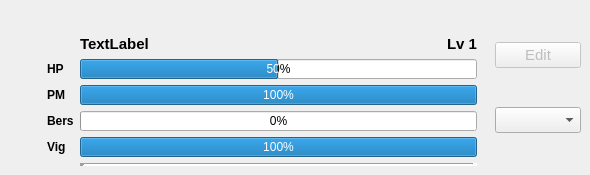
Qt form app/view/forms/heropanel.ui (r0nd0ud0u/qt-rpg) before a commit.
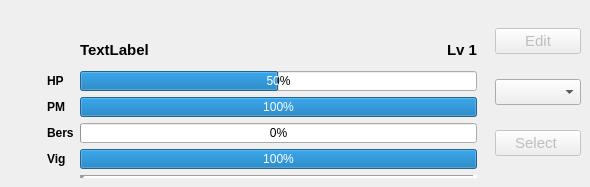
The same form after that commit. Custom widgets are drawn as their Qt base class.

Commit message: in game choice character: select hero panel + select/unselect heroes to play

What changed in the file:
```diff
--- a/app/view/forms/heropanel.ui
+++ b/app/view/forms/heropanel.ui
@@ -7,7 +7,7 @@
     <x>0</x>
     <y>0</y>
     <width>590</width>
-    <height>161</height>
+    <height>187</height>
    </rect>
   </property>
   <property name="windowTitle">
@@ -404,6 +404,16 @@
          <item>
           <widget class="QComboBox" name="form_comboBox"/>
          </item>
+         <item>
+          <widget class="QPushButton" name="pushButton">
+           <property name="enabled">
+            <bool>false</bool>
+           </property>
+           <property name="text">
+            <string>Select </string>
+           </property>
+          </widget>
+         </item>
         </layout>
        </widget>
       </item>
```
The commit also changes 5 other files.
